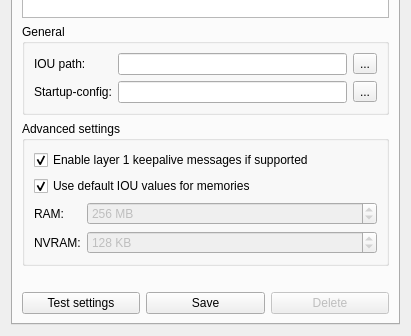
Qt form gns3/modules/iou/ui/iou_device_preferences_page.ui (GNS3/gns3-gui) before a commit; both pictures show x 0 to 411 and y 208 to 544 of the 411 by 544 pixel window.
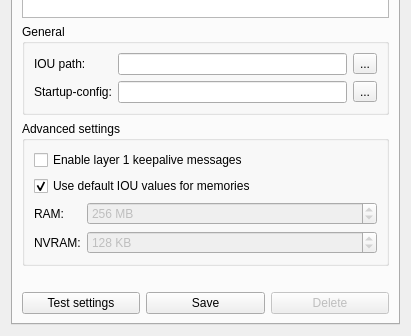
The same form after that commit.

Commit message: Relative paths for device configs. Change L1 keepalives to be deactivated by default.

Diff of the .ui file:
```diff
--- a/gns3/modules/iou/ui/iou_device_preferences_page.ui
+++ b/gns3/modules/iou/ui/iou_device_preferences_page.ui
@@ -180,11 +180,14 @@
           </item>
           <item row="0" column="0" colspan="2">
            <widget class="QCheckBox" name="uiL1KeepalivesCheckBox">
+            <property name="enabled">
+             <bool>true</bool>
+            </property>
             <property name="text">
-             <string>Enable layer 1 keepalive messages if supported</string>
+             <string>Enable layer 1 keepalive messages</string>
             </property>
             <property name="checked">
-             <bool>true</bool>
+             <bool>false</bool>
             </property>
            </widget>
           </item>
```
The commit also changes 10 other files.
